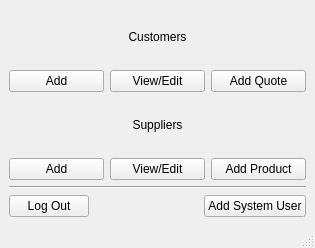
Above: QT Projects/Pint/PintManagementSystem/mainmenu.ui from jginsburgn/ADA before the change. Below: the same form after it.
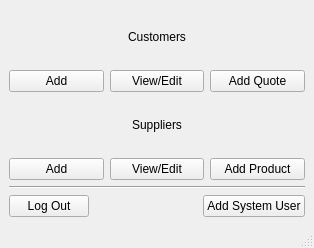
That is the form after the change.

```diff
--- a/QT Projects/Pint/PintManagementSystem/mainmenu.ui
+++ b/QT Projects/Pint/PintManagementSystem/mainmenu.ui
@@ -6,7 +6,7 @@
    <rect>
     <x>0</x>
     <y>0</y>
-    <width>315</width>
+    <width>314</width>
     <height>248</height>
    </rect>
   </property>
```
Left out of the diff: 2 changed lines with no effect on the pictures.
